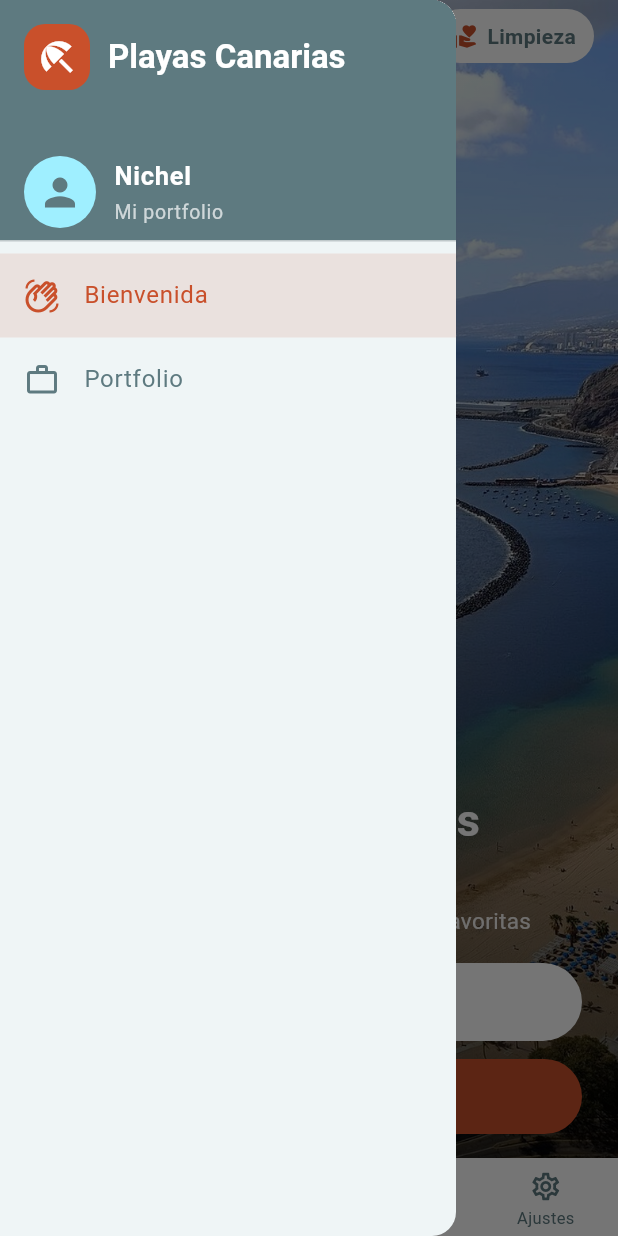
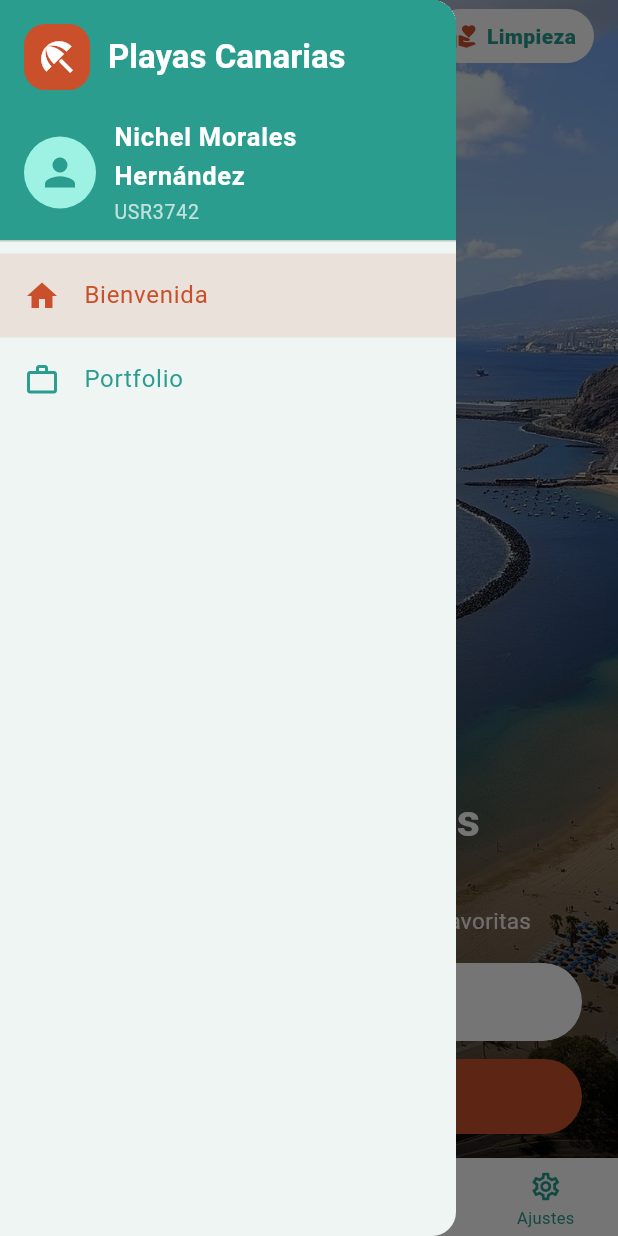
Before and after one commit to Catsandi06/PGL-P2-MyPortfolio, a Flutter app: the screen it shows after launch, with the side drawer open, on a phone screen of 412 x 824 dp. Run offline on Flutter 3.47's test engine with Material 3 defaults, Android fonts, the light colour scheme and no system bars; our stand-ins replace go_router, qr_flutter; network calls fail.

Commit message:
Improve drawer visual identity

```diff
--- a/lib/main.dart
+++ b/lib/main.dart
@@ -17,7 +17,7 @@ class MyApp extends StatelessWidget {
       title: 'Mi portfolio',
       theme: ThemeData(
         // Color principal compartido por el drawer y las pantallas.
-        colorScheme: .fromSeed(seedColor: const Color(0xFF5E7A80)),
+        colorScheme: .fromSeed(seedColor: const Color(0xFF2A9D8F)),
       ),
       routerConfig: appRouter,
     );
--- a/lib/pages/welcome_page.dart
+++ b/lib/pages/welcome_page.dart
@@ -4,6 +4,9 @@ import '../widgets/app_drawer.dart';
 
 class WelcomePage extends StatelessWidget {
   const WelcomePage({super.key});
+
+  static const _teal = Color(0xFF2A9D8F);
+  static const _orange = Color(0xFFC9502B);
 
   // Imagen local para que la pantalla no dependa de conexión a Internet.
   static const _backgroundImage = 'lib/images/home_bg.jpg';
@@ -87,15 +90,16 @@ class WelcomePage extends StatelessWidget {
                             Icon(
                               Icons.volunteer_activism,
                               size: 18,
-                              color: Color(0xFFC9502B),
+                              color: _orange,
                             ),
                             SizedBox(width: 6),
-                            Text('Limpieza',
-                                style: TextStyle(
-                                    fontWeight: FontWeight.w600,
-                                    color: Color(0xFF5E7A80),
-                                ),
-                            )
+                            Text(
+                              'Limpieza',
+                              style: TextStyle(
+                                fontWeight: FontWeight.w900,
+                                color: _teal,
+                              ),
+                            ),
                           ],
                         ),
                       ),
@@ -230,7 +234,7 @@ class _BottomNavigationItem extends StatelessWidget {
   Widget build(BuildContext context) {
     final color = selected
         ? Theme.of(context).colorScheme.primary
-        : const Color(0xFF5E7A80);
+        : const Color(0xFF2A9D8F);
 
     return Column(
       mainAxisSize: MainAxisSize.min,
--- a/lib/widgets/app_drawer.dart
+++ b/lib/widgets/app_drawer.dart
@@ -5,7 +5,7 @@ class AppDrawer extends StatelessWidget {
   const AppDrawer({super.key});
 
   // Colores de marca usados en la cabecera y en las opciones seleccionadas.
-  static const _teal = Color(0xFF5E7A80);
+  static const _teal = Color(0xFF2A9D8F);
   static const _orange = Color(0xFFC9502B);
 
   @override
@@ -19,7 +19,7 @@ class AppDrawer extends StatelessWidget {
         children: [
           // La cabecera identifica la aplicación y muestra el usuario activo.
           DrawerHeader(
-            decoration: BoxDecoration(color: _teal),
+            decoration: const BoxDecoration(color: _teal),
             child: Column(
               crossAxisAlignment: CrossAxisAlignment.start,
               children: [
@@ -73,11 +73,15 @@ class AppDrawer extends StatelessWidget {
                       ),
                     ),
                     const SizedBox(width: 12),
-                    const Column(
+                    // Flexible limita el texto al espacio restante del drawer.
+                    Flexible(
+                      child: const Column(
                         crossAxisAlignment: CrossAxisAlignment.start,
                         children: [
                           Text(
-                          'Nichel',
+                            'Nichel Morales Hernández',
+                            maxLines: 2,
+                            overflow: TextOverflow.ellipsis,
                             style: TextStyle(
                               color: Colors.white,
                               fontSize: 17,
@@ -86,10 +90,15 @@ class AppDrawer extends StatelessWidget {
                           ),
                           SizedBox(height: 2),
                           Text(
-                          'Mi portfolio',
-                          style: TextStyle(color: Colors.white70, fontSize: 13),
+                            'USR3742',
+                            overflow: TextOverflow.ellipsis,
+                            style: TextStyle(
+                              color: Colors.white70,
+                              fontSize: 13,
+                            ),
                           ),
                         ],
+                      ),
                     ),
                   ],
                 ),
@@ -98,7 +107,7 @@ class AppDrawer extends StatelessWidget {
           ),
           _DrawerItem(
             // Cada opción lleva a una de las dos rutas principales.
-            icon: Icons.waving_hand_outlined,
+            icon: Icons.home,
             label: 'Bienvenida',
             location: '/bienvenida',
             selected: currentLocation == '/bienvenida',
```
Also changed, not shown: lib/pages/portfolio_page.dart (+8 -8 lines). Lines whose indentation alone changed are shown as unchanged.
